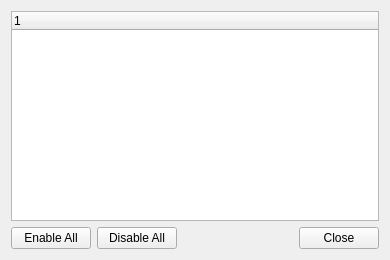
Old version of the form src/GuiPluginManager.ui in the repository hwgao/beebeep.
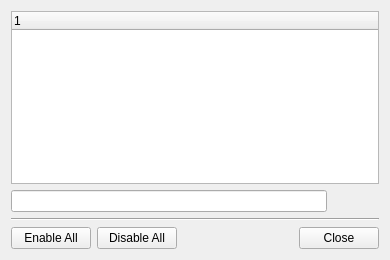
New version of the form. Icons and pictures are not drawn.

What changed in the file:
```diff
--- a/src/GuiPluginManager.ui
+++ b/src/GuiPluginManager.ui
@@ -14,7 +14,7 @@
    <string>Dialog</string>
   </property>
   <layout class="QGridLayout" name="gridLayout">
-   <item row="0" column="0" colspan="4">
+   <item row="0" column="0" colspan="6">
     <widget class="QTreeWidget" name="mp_twPlugins">
      <property name="contextMenuPolicy">
       <enum>Qt::CustomContextMenu</enum>
@@ -26,7 +26,75 @@
      </column>
     </widget>
    </item>
-   <item row="1" column="0">
+   <item row="1" column="0" colspan="4">
+    <widget class="QLineEdit" name="mp_leFolder"/>
+   </item>
+   <item row="1" column="4">
+    <widget class="QPushButton" name="mp_pbFolder">
+     <property name="sizePolicy">
+      <sizepolicy hsizetype="Fixed" vsizetype="Fixed">
+       <horstretch>0</horstretch>
+       <verstretch>0</verstretch>
+      </sizepolicy>
+     </property>
+     <property name="minimumSize">
+      <size>
+       <width>20</width>
+       <height>20</height>
+      </size>
+     </property>
+     <property name="maximumSize">
+      <size>
+       <width>20</width>
+       <height>20</height>
+      </size>
+     </property>
+     <property name="icon">
+      <iconset resource="beebeep.qrc">
+       <normaloff>:/images/folder-add.png</normaloff>:/images/folder-add.png</iconset>
+     </property>
+     <property name="flat">
+      <bool>true</bool>
+     </property>
+    </widget>
+   </item>
+   <item row="1" column="5">
+    <widget class="QPushButton" name="mp_pbLoad">
+     <property name="sizePolicy">
+      <sizepolicy hsizetype="Fixed" vsizetype="Fixed">
+       <horstretch>0</horstretch>
+       <verstretch>0</verstretch>
+      </sizepolicy>
+     </property>
+     <property name="minimumSize">
+      <size>
+       <width>20</width>
+       <height>20</height>
+      </size>
+     </property>
+     <property name="maximumSize">
+      <size>
+       <width>20</width>
+       <height>20</height>
+      </size>
+     </property>
+     <property name="icon">
+      <iconset resource="beebeep.qrc">
+       <normaloff>:/images/save-as.png</normaloff>:/images/save-as.png</iconset>
+     </property>
+     <property name="flat">
+      <bool>true</bool>
+     </property>
+    </widget>
+   </item>
+   <item row="2" column="0" colspan="6">
+    <widget class="Line" name="line">
+     <property name="orientation">
+      <enum>Qt::Horizontal</enum>
+     </property>
+    </widget>
+   </item>
+   <item row="3" column="0">
     <widget class="QPushButton" name="mp_pbEnableAll">
      <property name="text">
       <string>Enable All</string>
@@ -36,7 +104,7 @@
      </property>
     </widget>
    </item>
-   <item row="1" column="1">
+   <item row="3" column="1">
     <widget class="QPushButton" name="mp_pbDisableAll">
      <property name="text">
       <string>Disable All</string>
@@ -46,7 +114,7 @@
      </property>
     </widget>
    </item>
-   <item row="1" column="2">
+   <item row="3" column="2">
     <spacer name="horizontalSpacer">
      <property name="orientation">
       <enum>Qt::Horizontal</enum>
@@ -59,7 +127,7 @@
      </property>
     </spacer>
    </item>
-   <item row="1" column="3">
+   <item row="3" column="3" colspan="3">
     <widget class="QPushButton" name="mp_pbClose">
      <property name="text">
       <string>Close</string>
```
Left out of the diff: 7 changed lines with no effect on the pictures.
